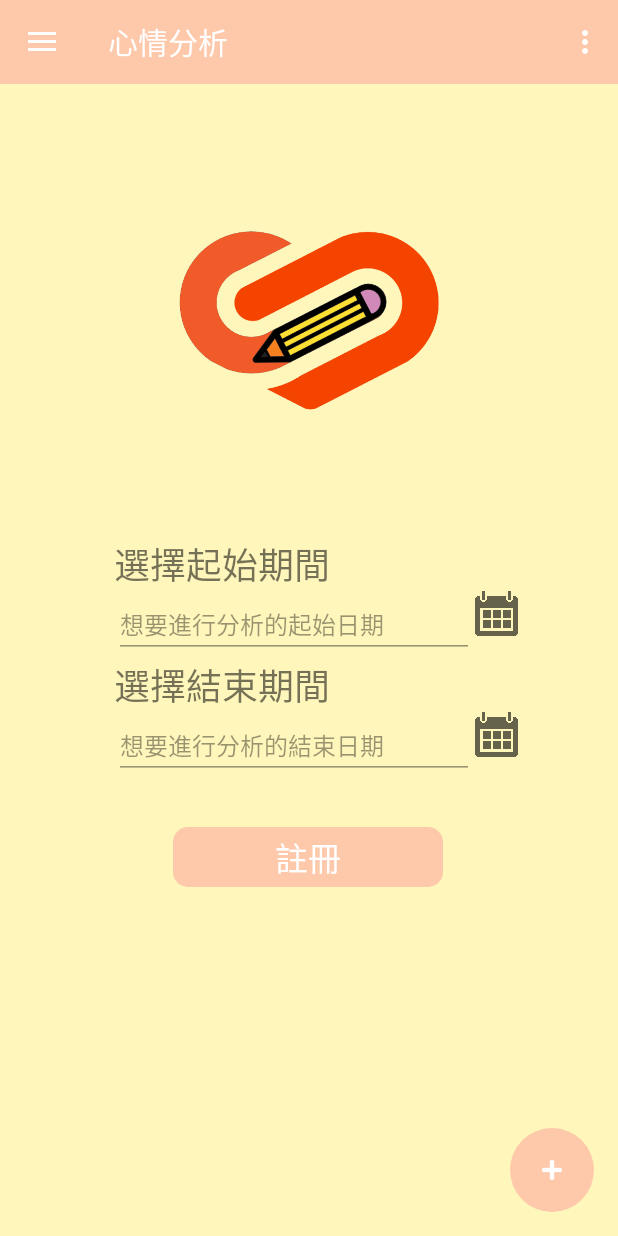
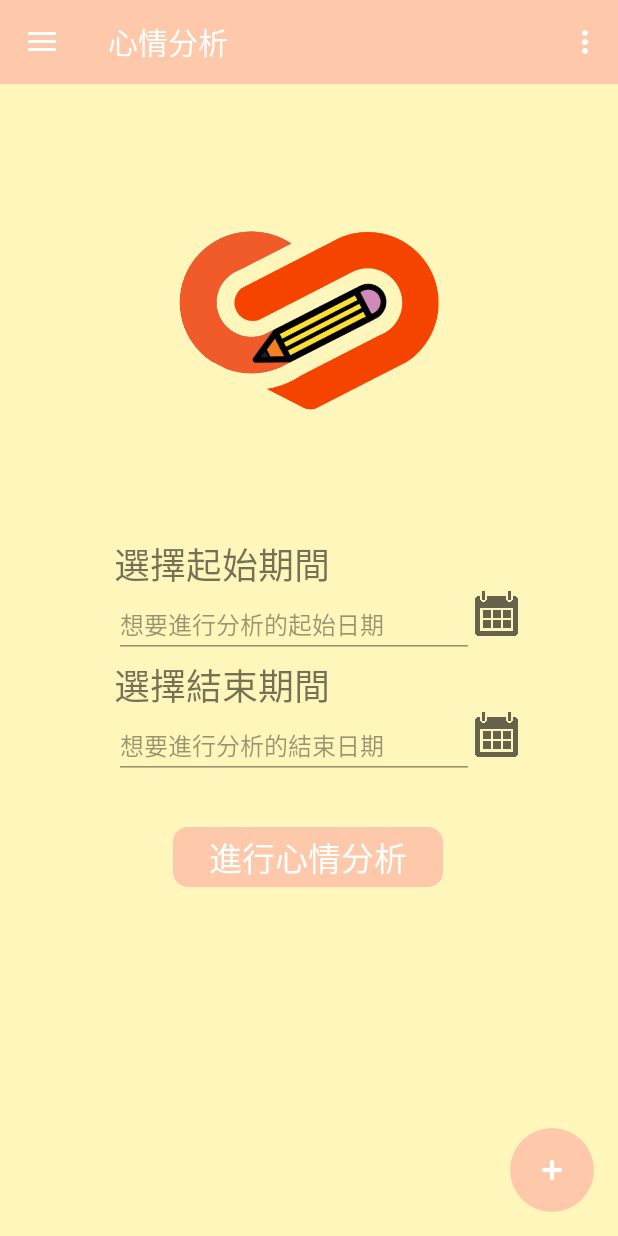
Before and after one commit to 110407SchoolProject/origin, an Android app: the SlideshowFragment screen opened through its navigation route, on a phone screen of 412 x 824 dp. Run offline under Robolectric (Android 15) with nearby library versions, the phone set to English and light mode, and no system bars; our stand-ins replace navigation-ui; libraries missing offline, so code that uses them is left out: com.facebook.stetho.

Commit message:
修改LABEL

```diff
--- a/app/src/main/res/layout/fragment_slideshow.xml
+++ b/app/src/main/res/layout/fragment_slideshow.xml
@@ -87,6 +87,7 @@
                     android:textColor="#66000000"
                     android:textColorHint="#66000000"
                     android:textSize="16sp"
+                    tools:ignore="TextContrastCheck,TouchTargetSizeCheck"
                     tools:layout_editor_absoluteX="16dp"
                     tools:layout_editor_absoluteY="233dp" />
 
@@ -131,6 +132,7 @@
                     android:textColor="#66000000"
                     android:textColorHint="#66000000"
                     android:textSize="16sp"
+                    tools:ignore="TouchTargetSizeCheck"
                     tools:layout_editor_absoluteX="16dp"
                     tools:layout_editor_absoluteY="233dp" />
 
@@ -152,7 +154,7 @@
         android:background="@drawable/mainbtnpink"
         android:enabled="true"
         android:gravity="center_vertical|center_horizontal"
-        android:text="@string/make_register"
+        android:text="進行心情分析"
         android:textColor="#ffffff"
         android:textSize="22sp"
         app:layout_constraintBottom_toBottomOf="parent"
@@ -160,7 +162,8 @@
         app:layout_constraintHorizontal_bias="0.497"
         app:layout_constraintStart_toStartOf="parent"
         app:layout_constraintTop_toBottomOf="@+id/linearLayout"
-        app:layout_constraintVertical_bias="0.12" />
+        app:layout_constraintVertical_bias="0.12"
+        tools:ignore="TouchTargetSizeCheck" />
 
     <!--
         <LinearLayout
```
